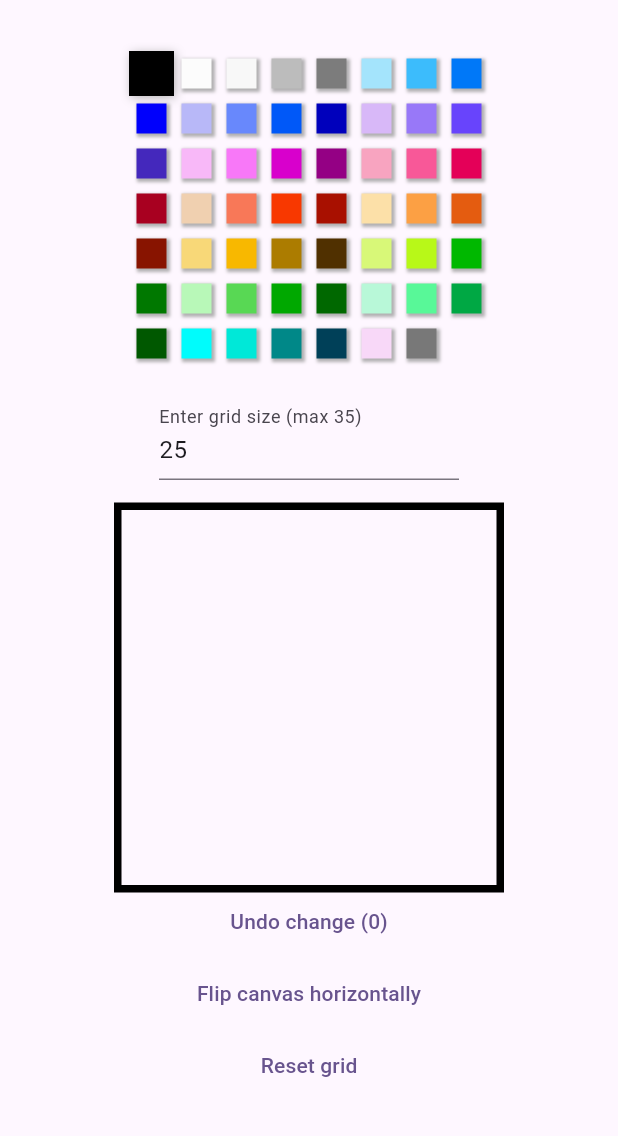
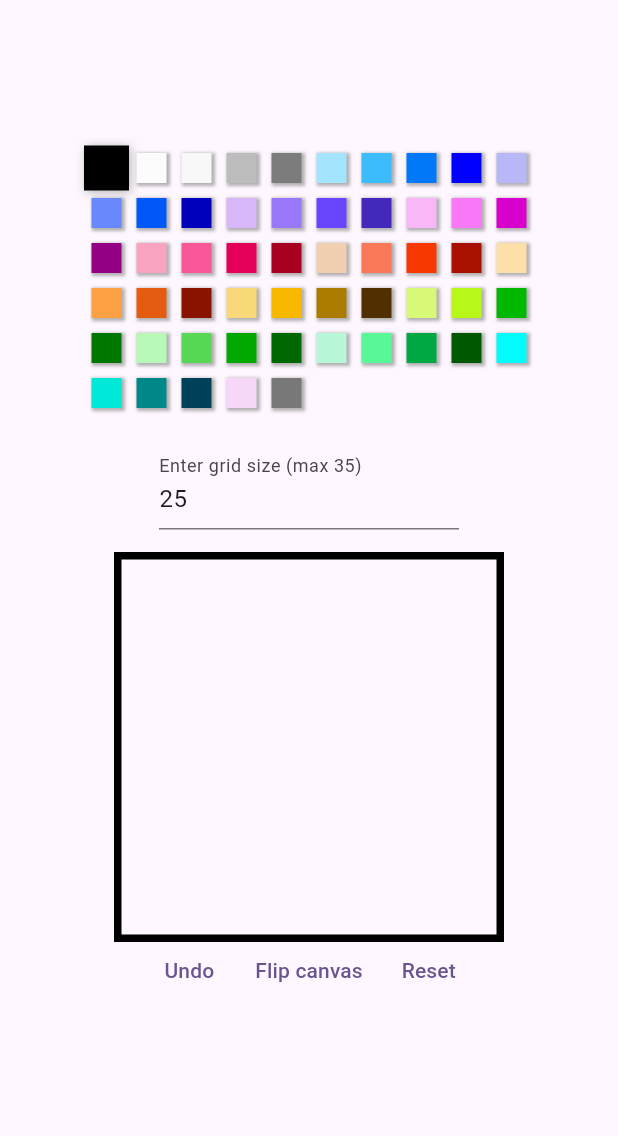
Before and after one commit to Hukutus/pixel_artist, a Flutter app: the screen it shows after launch, on a phone screen of 412 x 824 dp, the part 84-1220 px from its top. Run offline on Flutter 3.47's test engine with Material 3 defaults, Android fonts, the light colour scheme and no system bars.

Commit message:
Modify flip and reset to be undo-able, Move logic into separate helpers

```diff
--- a/lib/widgets/art_grid.dart
+++ b/lib/widgets/art_grid.dart
@@ -3,6 +3,7 @@ import 'package:flutter/services.dart';
 import 'package:pixel_artist/widgets/pixel.dart';
 import 'package:collection/collection.dart';
 
+import '../helpers/findPixelFromOffset.dart';
 import 'colour_palette.dart';
 
 class ArtGrid extends StatefulWidget {
@@ -13,7 +14,7 @@ class ArtGrid extends StatefulWidget {
   });
 
   final int gridSize;
-  final double pixelSize;
+  final int pixelSize;
 
   @override
   State<ArtGrid> createState() => _ArtGridState();
@@ -23,7 +24,7 @@ class _ArtGridState extends State<ArtGrid> {
   List<Color> pixelColours = [];
   List<List<Color>> history = [];
   int gridSize = 25;
-  double pixelSize = 10;
+  int pixelSize = 10;
   final int maxGridSize = 35;
   var colour = Colors.black;
 
@@ -37,19 +38,8 @@ class _ArtGridState extends State<ArtGrid> {
     _generateGrid();
   }
 
-  void _updatePixel(Offset localPosition, [bool start = false]) {
-    double dx = localPosition.dx;
-    double dy = localPosition.dy;
-
-    // Make sure we're inside the drawing area
-    if (dx <= 0 || dy <= 0 || dx >= gridSize * pixelSize || dy >= gridSize * pixelSize) {
-      return;
-    }
-
-    // Find out which pixel was panned over
-    int xi = (dx / pixelSize).truncate();
-    int yi = (dy / pixelSize).truncate();
-    int pi = xi + (yi * gridSize);
+  void _updatePixel(Offset localPosition) {
+    final pi = findPixelFromOffset(localPosition, gridSize, pixelSize);
 
     // Recreate whole List to make sure the change is visible
     pixelColours = List<Color>.generate(
@@ -69,15 +59,6 @@ class _ArtGridState extends State<ArtGrid> {
     setState(() {});
   }
 
-  void _flipCanvas() {
-    pixelColours = pixelColours
-      .slices(gridSize)
-      .map((row) => row.reversed.toList())
-      .expand((item) => item).toList();
-
-    setState(() {});
-  }
-
   final deepEquality = DeepCollectionEquality();
   void _updateHistory() {
     if (deepEquality.equals(pixelColours, history.last)) {
@@ -86,6 +67,17 @@ class _ArtGridState extends State<ArtGrid> {
     }
 
     history.add(pixelColours);
+  }
+
+  void _flipCanvas() {
+    pixelColours = pixelColours
+        .slices(gridSize)
+        .map((row) => row.reversed.toList())
+        .expand((item) => item).toList();
+
+    _updateHistory();
+
+    setState(() {});
   }
 
   void _undoChange() {
@@ -108,6 +100,13 @@ class _ArtGridState extends State<ArtGrid> {
     setState(() {});
   }
 
+  void _resetGrid() {
+    pixelColours = history.first;
+
+    _updateHistory();
+    setState(() {});
+  }
+
   void _setGridSize(String val) {
     int newGridSize = int.tryParse(val) ?? gridSize;
 
@@ -126,7 +125,7 @@ class _ArtGridState extends State<ArtGrid> {
     return Column(
       children: [
         ConstrainedBox(
-          constraints: BoxConstraints(maxWidth: gridSize * pixelSize),
+          constraints: BoxConstraints(maxWidth: 300, minWidth: 300),
           child: ColourPalette(
             colour: colour,
             callback: _setColour,
@@ -147,11 +146,11 @@ class _ArtGridState extends State<ArtGrid> {
           ),
         ),
       GestureDetector(
-        onPanStart: (e) => _updatePixel(e.localPosition, true),
+        onPanStart: (e) => _updatePixel(e.localPosition),
         onPanUpdate: (e) => _updatePixel(e.localPosition),
         onPanEnd: (e) => _updateHistory(),
         child: ConstrainedBox(
-          constraints: BoxConstraints(maxWidth: gridSize * pixelSize),
+          constraints: BoxConstraints(maxWidth: (gridSize * pixelSize).toDouble()),
           child: Container(
             decoration: BoxDecoration(
               border: Border.all(
@@ -173,18 +172,25 @@ class _ArtGridState extends State<ArtGrid> {
           )
         )
       ),
+        Center(
+          child: Row(
+            mainAxisAlignment: MainAxisAlignment.center,
+            children: [
               TextButton(
                 onPressed: _undoChange,
-          child: Text('Undo change (${history.length - 1})'),
+                child: Text('Undo'),
               ),
               TextButton(
                 onPressed: _flipCanvas,
-          child: Text('Flip canvas horizontally'),
+                child: Text('Flip canvas'),
               ),
               TextButton(
-          onPressed: _generateGrid,
-          child: Text('Reset grid'),
+                onPressed: _resetGrid,
+                child: Text('Reset'),
               ),
+            ],
+          ),
+        )
       ],
     );
   }
--- a/lib/widgets/pixel.dart
+++ b/lib/widgets/pixel.dart
@@ -2,7 +2,7 @@ import 'package:flutter/material.dart';
 
 class Pixel extends StatefulWidget {
   Color color;
-  double size;
+  int size;
 
   Pixel({
     super.key,
@@ -25,8 +25,8 @@ class _PixelState extends State<Pixel> {
     return Container(
       margin: const EdgeInsets.all(0),
       color: widget.color,
-      height: widget.size,
-      width: widget.size,
+      height: widget.size.toDouble(),
+      width: widget.size.toDouble(),
     );
   }
 }
```
Also changed, not shown: lib/helpers/findPixelFromOffset.dart (added, +18 -0 lines), lib/helpers/showConfirmationDialog.dart (added, +34 -0 lines). Lines whose indentation alone changed are shown as unchanged.
